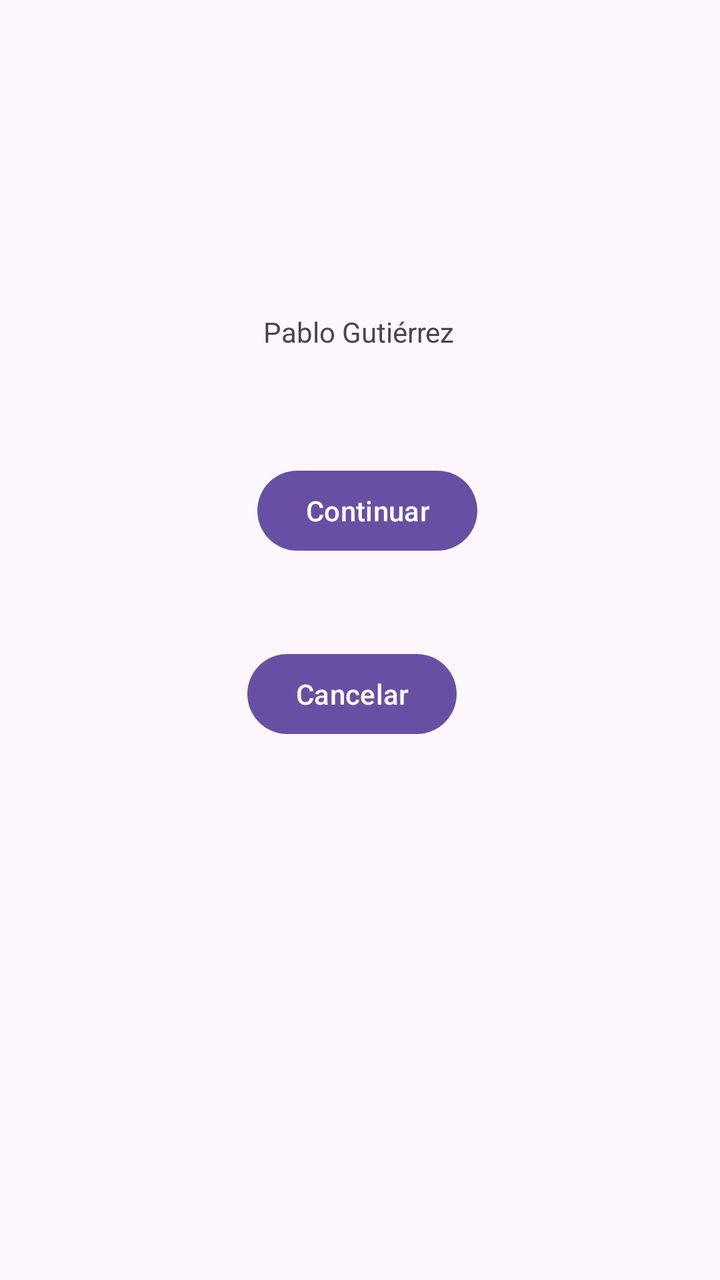
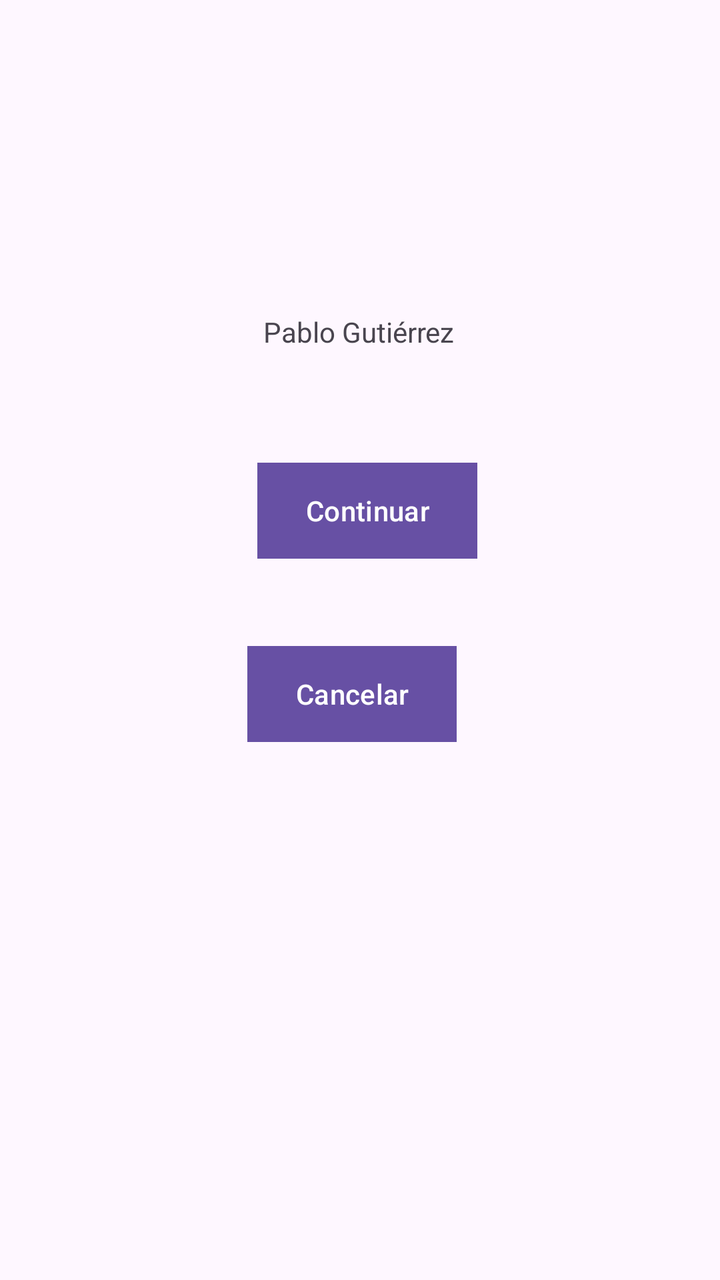

Compare the two renders of this Android layout. The source of the first and the diff that turns it into the second are given below.
<!-- AndroidManifest.xml: application theme Theme.RecursosPablo -->
<!-- res/layout/activity_main.xml -->
<?xml version="1.0" encoding="utf-8"?>
<androidx.constraintlayout.widget.ConstraintLayout xmlns:android="http://schemas.android.com/apk/res/android"
    xmlns:app="http://schemas.android.com/apk/res-auto"
    xmlns:tools="http://schemas.android.com/tools"
    android:id="@+id/main"
    android:layout_width="match_parent"
    android:layout_height="match_parent"
    tools:context=".MainActivity">

    <TextView
        android:id="@+id/textView"
        android:layout_width="wrap_content"
        android:layout_height="wrap_content"
        android:text="Pablo Gutiérrez"
        app:layout_constraintBottom_toBottomOf="parent"
        app:layout_constraintEnd_toEndOf="parent"
        app:layout_constraintHorizontal_bias="0.498"
        app:layout_constraintStart_toStartOf="parent"
        app:layout_constraintTop_toTopOf="parent"
        app:layout_constraintVertical_bias="0.252" />

    <Button
        android:id="@+id/button5"
        android:layout_width="wrap_content"
        android:layout_height="wrap_content"
        android:layout_marginStart="159dp"
        android:layout_marginTop="21dp"
        android:layout_marginEnd="162dp"
        android:layout_marginBottom="4dp"
        android:text="@string/Continuar"
        app:layout_constraintBottom_toTopOf="@+id/button6"
        app:layout_constraintEnd_toEndOf="parent"
        app:layout_constraintHorizontal_bias="0.428"
        app:layout_constraintStart_toStartOf="parent"
        app:layout_constraintTop_toBottomOf="@+id/textView" />

    <Button
        android:id="@+id/button6"
        android:layout_width="wrap_content"
        android:layout_height="wrap_content"
        android:layout_marginStart="161dp"
        android:layout_marginTop="5dp"
        android:layout_marginEnd="160dp"
        android:layout_marginBottom="234dp"
        android:text="@string/Cancelar"
        app:layout_constraintBottom_toBottomOf="parent"
        app:layout_constraintEnd_toEndOf="parent"
        app:layout_constraintHorizontal_bias="0.571"
        app:layout_constraintStart_toStartOf="parent"
        app:layout_constraintTop_toBottomOf="@+id/button5" />

</androidx.constraintlayout.widget.ConstraintLayout>
<!-- resources referenced by this layout -->
<resources>
  <string name="Cancelar">Cancelar</string>
  <string name="Continuar">Continuar</string>
  <style name="Theme.RecursosPablo" parent="Base.Theme.RecursosPablo" />
  <style name="Base.Theme.RecursosPablo" parent="Theme.Material3.DayNight.NoActionBar">
          
          
      </style>
</resources>

<!-- the commit's change to res/layout/activity_main.xml (unified diff, before → after) -->
@@ -28,6 +28,7 @@
         android:layout_marginEnd="162dp"
         android:layout_marginBottom="4dp"
         android:text="@string/Continuar"
+        android:background="@color/verde"
         app:layout_constraintBottom_toTopOf="@+id/button6"
         app:layout_constraintEnd_toEndOf="parent"
         app:layout_constraintHorizontal_bias="0.428"
@@ -43,6 +44,7 @@
         android:layout_marginEnd="160dp"
         android:layout_marginBottom="234dp"
         android:text="@string/Cancelar"
+        android:background="@color/rojo"
         app:layout_constraintBottom_toBottomOf="parent"
         app:layout_constraintEnd_toEndOf="parent"
         app:layout_constraintHorizontal_bias="0.571"
<!-- resource entries referenced after the edit -->
@@ -1,5 +1,7 @@
 <!-- resources referenced by this layout -->
 <resources>
+  <color name="rojo">#F44336</color>
+  <color name="verde">#4CAF50</color>
   <string name="Cancelar">Cancelar</string>
   <string name="Continuar">Continuar</string>
   <style name="Theme.RecursosPablo" parent="Base.Theme.RecursosPablo" />
